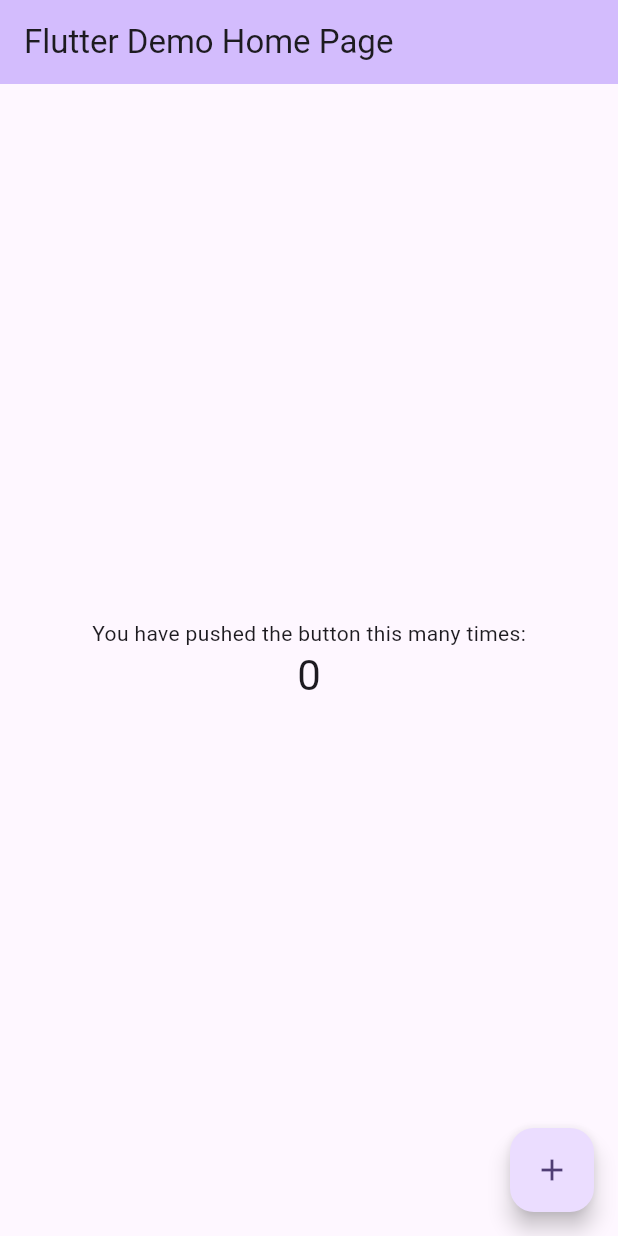
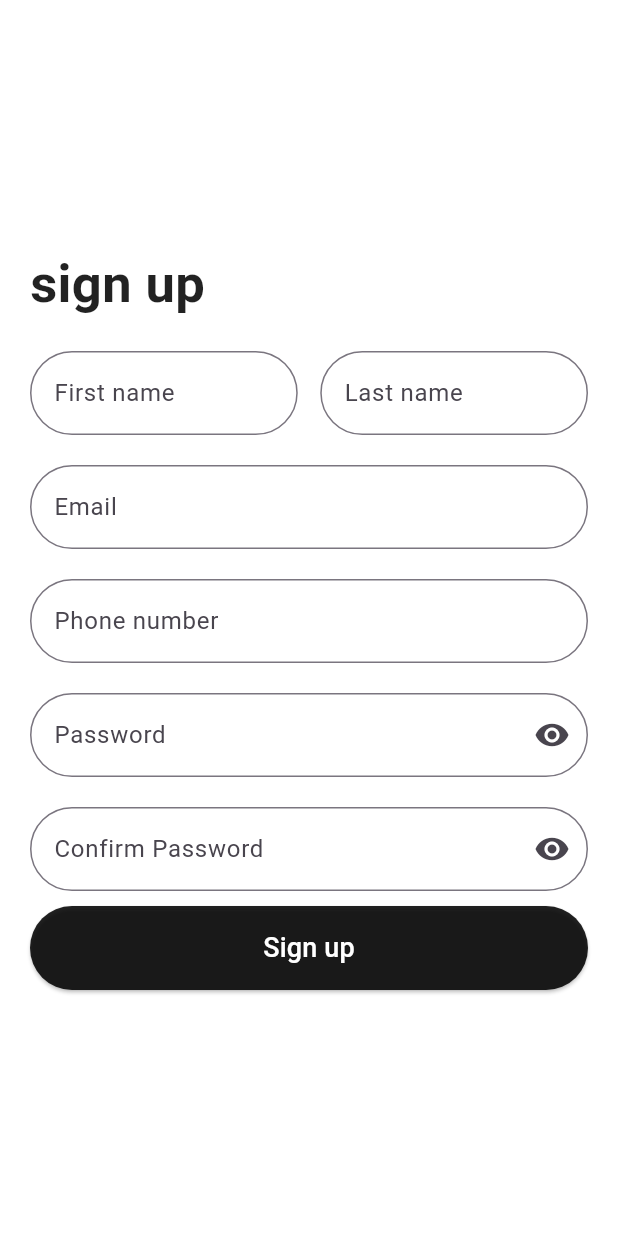
Before and after one commit to Abin-Eldhose/git_colab, a Flutter app: the screen it shows after launch, on a phone screen of 412 x 824 dp. Run offline on Flutter 3.47's test engine with Material 3 defaults, Android fonts, the phone set to English and light mode, and no system bars.

Commit message:
signup page added

```diff
--- a/lib/main.dart
+++ b/lib/main.dart
@@ -1,4 +1,5 @@
 import 'package:flutter/material.dart';
+import 'package:git_colab/sign_up_page.dart';
 
 void main() {
   runApp(const MyApp());
@@ -31,7 +32,7 @@
         colorScheme: ColorScheme.fromSeed(seedColor: Colors.deepPurple),
         useMaterial3: true,
       ),
-      home: const MyHomePage(title: 'Flutter Demo Home Page'),
+      home: const SignUpPage(),
     );
   }
 }
--- /dev/null
+++ b/lib/sign_up_page.dart
@@ -0,0 +1,111 @@
+import 'package:flutter/material.dart';
+
+class SignUpPage extends StatelessWidget {
+  const SignUpPage({super.key});
+
+  @override
+  Widget build(BuildContext context) {
+    return Scaffold(
+      backgroundColor: Colors.white,
+      body: Center(
+        child: Padding(
+          padding: EdgeInsets.symmetric(horizontal: 20.0),
+          child: Column(
+            mainAxisAlignment: MainAxisAlignment.center,
+            crossAxisAlignment: CrossAxisAlignment.start,
+            children: [
+              Text(
+                "sign up",
+                style: TextStyle(
+                    color: Colors.black87,
+                    fontWeight: FontWeight.bold,
+                    fontSize: 35),
+              ),
+              SizedBox(height: 20),
+              Row(
+                children: [
+                  Expanded(
+                    child: TextFormField(
+                      decoration: InputDecoration(
+                          labelText: "First name",
+                          border: OutlineInputBorder(
+                              borderRadius: BorderRadius.circular(30))),
+                      style: TextStyle(color: Colors.white),
+                    ),
+                  ),
+                  SizedBox(width: 15),
+                  Expanded(
+                    child: TextFormField(
+                      decoration: InputDecoration(
+                          labelText: "Last name",
+                          border: OutlineInputBorder(
+                              borderRadius: BorderRadius.circular(30))),
+                      style: TextStyle(color: Colors.white),
+                    ),
+                  ),
+                ],
+              ),
+              const SizedBox(height: 20),
+              TextFormField(
+                decoration: InputDecoration(
+                  labelText: "Email",
+                  border: OutlineInputBorder(
+                      borderRadius: BorderRadius.circular(30)),
+                ),
+                style: TextStyle(color: Colors.white),
+              ),
+              const SizedBox(height: 20),
+              TextFormField(
+                decoration: InputDecoration(
+                  labelText: "Phone number",
+                  border: OutlineInputBorder(
+                      borderRadius: BorderRadius.circular(30)),
+                ),
+                style: TextStyle(color: Colors.white),
+              ),
+              const SizedBox(height: 20),
+              TextFormField(
+                decoration: InputDecoration(
+                  labelText: "Password",
+                  border: OutlineInputBorder(
+                      borderRadius: BorderRadius.circular(30)),
+                  suffixIcon: Icon(Icons.visibility),
+                ),
+                style: TextStyle(color: Colors.white),
+              ),
+              const SizedBox(height: 20),
+              TextFormField(
+                decoration: InputDecoration(
+                    labelText: "Confirm Password",
+                    border: OutlineInputBorder(
+                        borderRadius: BorderRadius.circular(30)),
+                    suffixIcon: Icon(
+                      Icons.visibility,
+                    )),
+                style: TextStyle(color: Colors.white),
+              ),
+              const SizedBox(height: 10),
+              SizedBox(
+                width: double.infinity,
+                child: ElevatedButton(
+                  style: ElevatedButton.styleFrom(
+                    backgroundColor: Colors.black87,
+                    shape: RoundedRectangleBorder(
+                      borderRadius: BorderRadius.circular(30),
+                    ),
+                    padding: EdgeInsets.symmetric(vertical: 15),
+                  ),
+                  onPressed: () {},
+                  child: const Text(
+                    'Sign up',
+                    style: TextStyle(fontSize: 18, color: Colors.white),
+                  ),
+                ),
+              ),
+            ],
+          ),
+        ),
+      ),
+    );
+  }
+}
```
